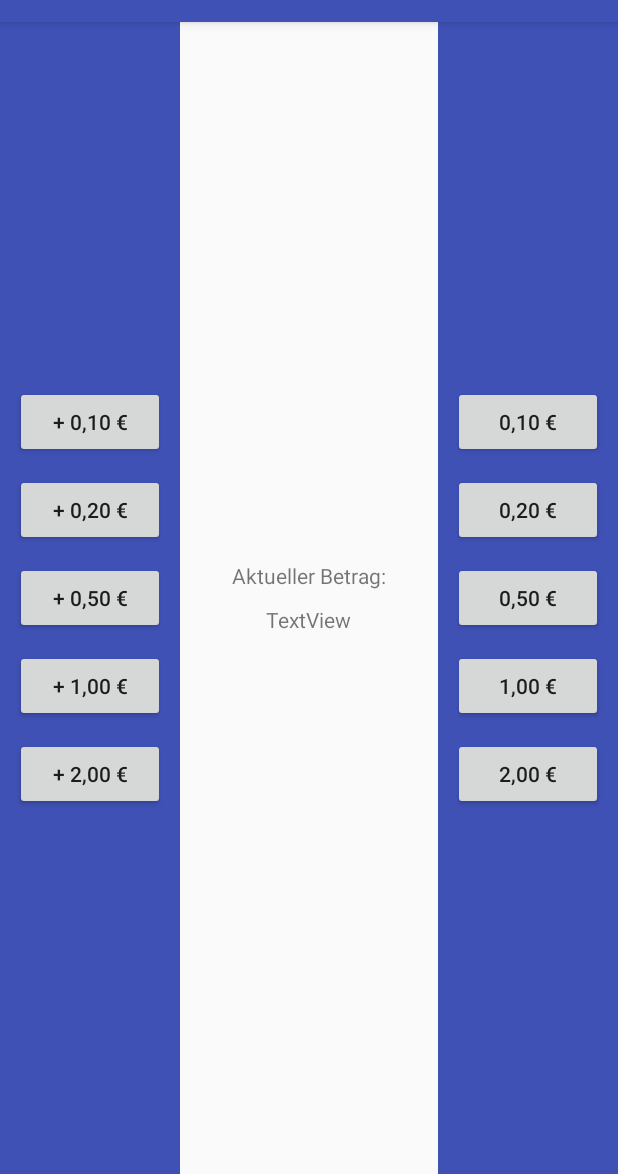
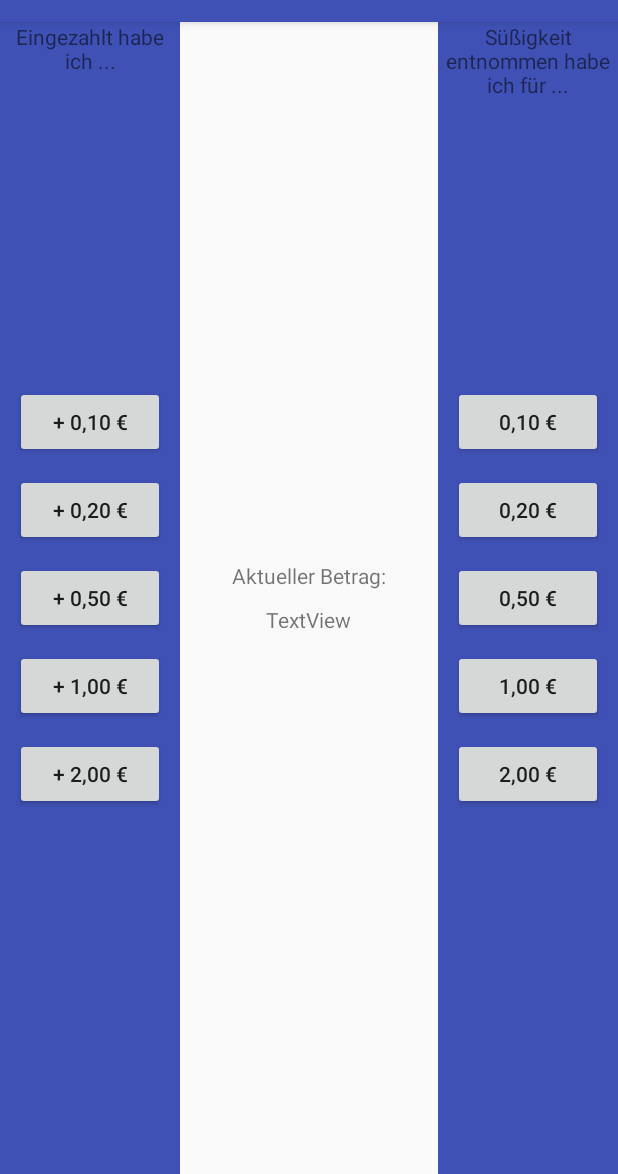
Before and after one commit to hauke96/SnackoBoxo, an Android app: the screen it shows after launch (MainActivity), on a phone screen of 412 x 824 dp, the part 62-1236 px from its top. Run offline under Robolectric (Android 15) with nearby library versions, the phone set to English and light mode, and no system bars.

Commit message:
Add info labels for input and output

```diff
--- a/app/src/main/res/layout/activity_main.xml
+++ b/app/src/main/res/layout/activity_main.xml
@@ -12,6 +12,15 @@
         android:layout_height="match_parent"
         android:layout_alignParentLeft="true"
         android:background="@color/colorPrimary">
+
+        <TextView
+            android:id="@+id/PayInfoLabel"
+            android:layout_width="wrap_content"
+            android:layout_height="wrap_content"
+            android:layout_alignParentTop="true"
+            android:layout_centerHorizontal="true"
+            android:gravity="center_horizontal"
+            android:text="Eingezahlt habe ich ..." />
 
         <LinearLayout
             android:layout_width="match_parent"
@@ -102,6 +111,15 @@
         android:layout_alignParentRight="true"
         android:background="@color/colorPrimary">
 
+        <TextView
+            android:id="@+id/BuyForInfoLabel"
+            android:layout_width="wrap_content"
+            android:layout_height="wrap_content"
+            android:layout_alignParentTop="true"
+            android:layout_centerHorizontal="true"
+            android:gravity="center_horizontal"
+            android:text="Süßigkeit entnommen habe ich für ..." />
+
         <LinearLayout
             android:layout_width="match_parent"
             android:layout_height="wrap_content"
```
